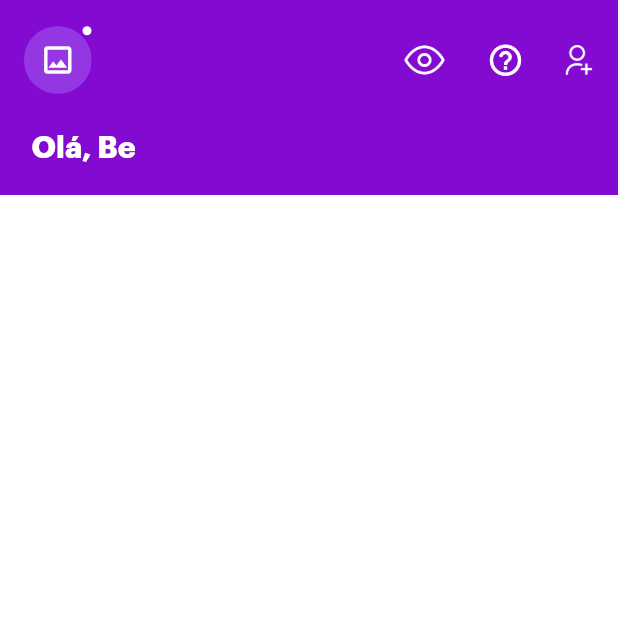
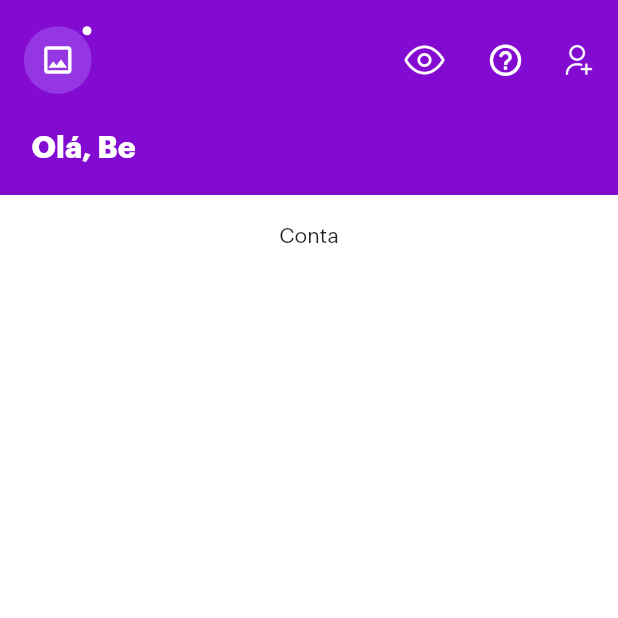
Before and after one commit to BerPGR/flutter-nubank-clone, a Flutter app: the screen it shows after launch, on a phone screen of 412 x 824 dp, the top half of it. Run offline on Flutter 3.47's test engine with Material 2 defaults, Android fonts, the phone set to English and light mode, and no system bars.

Commit message:
Added comments and created separated widgets for main content

```diff
--- a/lib/pages/home_page.dart
+++ b/lib/pages/home_page.dart
@@ -1,4 +1,5 @@
 import 'package:flutter/material.dart';
+import 'package:nubank_clone/widgets/main_content_widget.dart';
 import '../colors/palette.dart';
 import '../widgets/top_bar_widget.dart';
 
@@ -24,7 +25,9 @@ class _HomePageState extends State<HomePage> {
           child: SingleChildScrollView(
             child: Column(
               children: [
+                //Top bar widget
                 TopSectionWidget(eyeOpened: canSee),
+                MainContentWidget(),
               ],
             ),
           ),
--- /dev/null
+++ b/lib/widgets/main_content_widget.dart
@@ -0,0 +1,28 @@
+import 'package:flutter/material.dart';
+
+class MainContentWidget extends StatefulWidget {
+  const MainContentWidget({super.key});
+
+  @override
+  State<MainContentWidget> createState() => _MainContentWidgetState();
+}
+
+class _MainContentWidgetState extends State<MainContentWidget> {
+  @override
+  Widget build(BuildContext context) {
+    return Container(
+      padding: EdgeInsets.all(20),
+      child: Column(
+        /*
+          First section contains a Text and balance
+        */
+        children: [
+          // Text with account
+          Text("Conta"),
+
+          //Accounts balance
+        ],
+      ),
+    );
+  }
+}
--- a/lib/widgets/top_bar_widget.dart
+++ b/lib/widgets/top_bar_widget.dart
@@ -16,6 +16,8 @@ class _TopSectionWidgetState extends State<TopSectionWidget> {
   late bool canSee = widget.eyeOpened;
   @override
   Widget build(BuildContext context) {
+    /*Container that
+    has all the widgets */
     return Container(
       height: 130,
       decoration: BoxDecoration(
@@ -30,6 +32,10 @@ class _TopSectionWidgetState extends State<TopSectionWidget> {
             Row(
               mainAxisAlignment: MainAxisAlignment.spaceBetween,
               children: [
+                /*
+                  Badge that goes to the top-right
+                  part of the container
+                 */
                 Badge(
                   padding: EdgeInsets.all(20),
                   backgroundColor: Colors.white,
@@ -39,6 +45,9 @@ class _TopSectionWidgetState extends State<TopSectionWidget> {
                     decoration: BoxDecoration(
                         color: Color(0xFF9436E2),
                         borderRadius: BorderRadius.circular(22)),
+                    /*
+                          Icon inside container to add a certain image idk
+                         */
                     child: Icon(
                       Icons.image_outlined,
                       color: Colors.white,
@@ -48,6 +57,9 @@ class _TopSectionWidgetState extends State<TopSectionWidget> {
                 Row(
                   mainAxisAlignment: MainAxisAlignment.spaceAround,
                   children: [
+                    /*
+                      Gesture detector to change info behaviours
+                     */
                     GestureDetector(
                         onTap: () {
                           setState(() {
@@ -81,6 +93,9 @@ class _TopSectionWidgetState extends State<TopSectionWidget> {
                 )
               ],
             ),
+            /*
+            Padding to fix text position
+             */
             Padding(
               padding: const EdgeInsets.only(left: 5, bottom: 5),
               child: Text(
```
